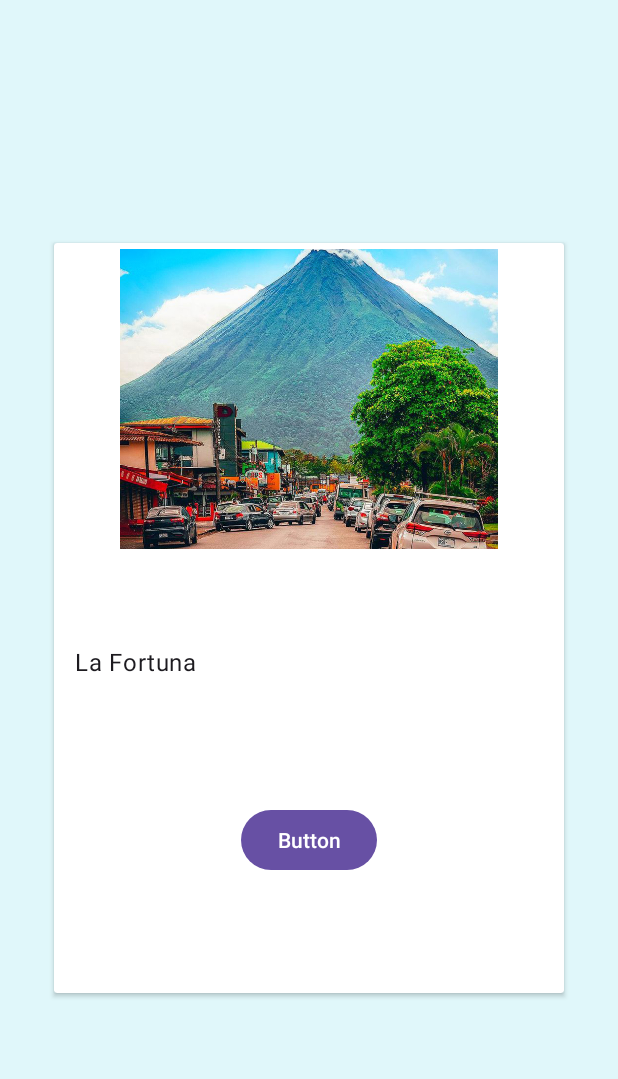
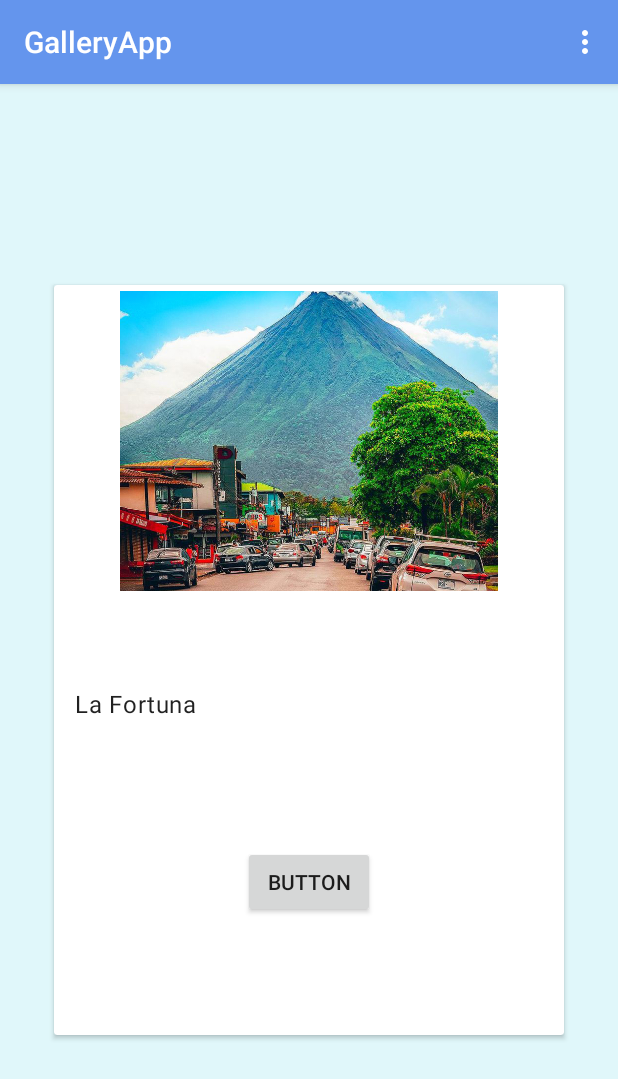
Before and after one commit to Cdguzmanr/Android-GalleryApp, an Android app: the screen it shows after launch (MainActivity), on a phone screen of 412 x 824 dp. Shown: the top 1079 px of the screen. Run offline under Robolectric (Android 15) with nearby library versions, the phone set to English and light mode, and no system bars.

Commit message:
Added menu bar and functionality

```diff
--- /dev/null
+++ b/app/src/main/res/menu/menu_main.xml
@@ -0,0 +1,22 @@
+<?xml version="1.0" encoding="utf-8"?>
+<menu xmlns:android="http://schemas.android.com/apk/res/android"
+    xmlns:app="http://schemas.android.com/apk/res-auto" >
+    <item
+        android:id="@+id/action_card1"
+        android:orderInCategory="100"
+        android:title="@string/la_fortuna"
+        app:showAsAction="never"/>
+    <item
+        android:id="@+id/action_card2"
+        android:orderInCategory="100"
+        android:title="@string/monteverde"
+        app:showAsAction="never"/>
+    <item
+        android:id="@+id/action_card3"
+        android:orderInCategory="100"
+        android:title="@string/manuel_antonio"
+        app:showAsAction="never"/>
+
+
+
+</menu>
--- a/app/src/main/res/values/colors.xml
+++ b/app/src/main/res/values/colors.xml
@@ -2,4 +2,5 @@
 <resources>
     <color name="black">#FF000000</color>
     <color name="white">#FFFFFFFF</color>
+    <color name="cornflowerblue">#6495ed</color>
 </resources>
--- a/app/src/main/res/values/strings.xml
+++ b/app/src/main/res/values/strings.xml
@@ -11,4 +11,7 @@
     <string name="menu_gallery">Gallery</string>
     <string name="menu_slideshow">Slideshow</string>
     <string name="default_text">Default Text</string>
+    <string name="la_fortuna">La Fortuna</string>
+    <string name="monteverde">Monteverde</string>
+    <string name="manuel_antonio">Manuel Antonio</string>
 </resources>
--- a/app/src/main/res/values/themes.xml
+++ b/app/src/main/res/values/themes.xml
@@ -1,8 +1,8 @@
 <resources xmlns:tools="http://schemas.android.com/tools">
     <!-- Base application theme. -->
-    <style name="Base.Theme.GalleryApp" parent="Theme.Material3.DayNight.NoActionBar">
+    <style name="Base.Theme.GalleryApp" parent="Theme.AppCompat.Light.DarkActionBar">
         <!-- Customize your light theme here. -->
-        <!-- <item name="colorPrimary">@color/my_light_primary</item> -->
+         <item name="colorPrimary">@color/cornflowerblue</item>
     </style>
 
     <style name="Theme.GalleryApp" parent="Base.Theme.GalleryApp" />
```
Also changed, not shown: app/src/main/java/edu/fvtc/galleryapp/MainActivity.java (+35 -0 lines).
